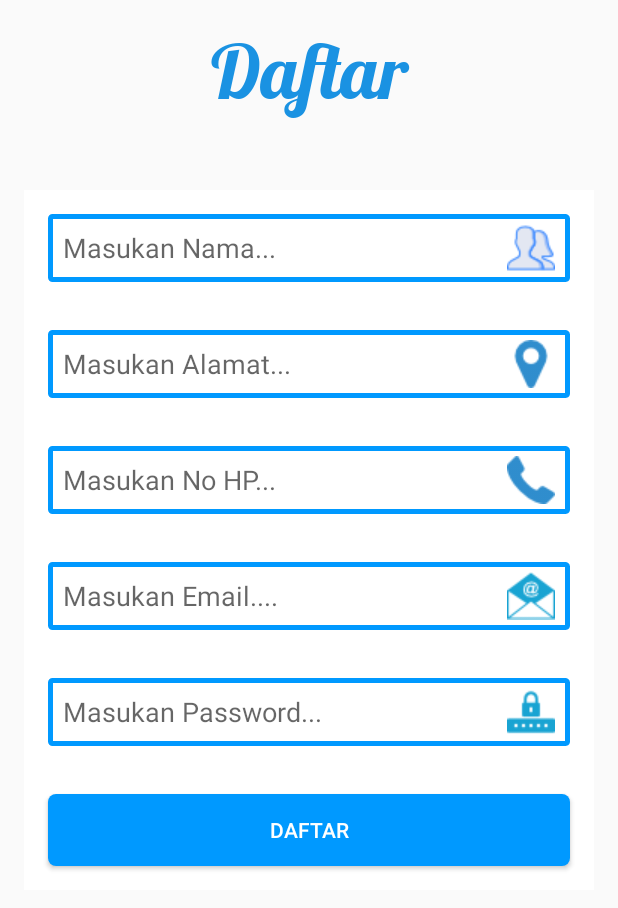
After one commit to Effendy48/Laundry_Online, an Android app: the Daftar screen opened directly, with no data from a screen before it, on a phone screen of 412 x 824 dp. The commit adds this screen. Shown: the top 908 px of the screen. Run offline under Robolectric (Android 15) with nearby library versions, the phone set to English and light mode, and no system bars.

Commit message:
Tambah Form Daftar

```diff
--- a/app/build.gradle
+++ b/app/build.gradle
@@ -20,7 +20,7 @@ android {
 }
 
 dependencies {
-    compile fileTree(dir: 'libs', include: ['*.jar'])
+    compile fileTree(include: ['*.jar'], dir: 'libs')
     androidTestCompile('com.android.support.test.espresso:espresso-core:2.2.2', {
         exclude group: 'com.android.support', module: 'support-annotations'
     })
--- /dev/null
+++ b/app/src/main/java/com/jkt48/vbast/laundry_online/Daftar.java
@@ -0,0 +1,22 @@
+package com.jkt48.vbast.laundry_online;
+
+import android.graphics.Typeface;
+import android.support.v7.app.AppCompatActivity;
+import android.os.Bundle;
+import android.widget.TextView;
+
+public class Daftar extends AppCompatActivity {
+    TextView txtDaftar;
+    Typeface Lobster;
+    @Override
+    protected void onCreate(Bundle savedInstanceState) {
+        super.onCreate(savedInstanceState);
+        setContentView(R.layout.activity_daftar);
+
+        getSupportActionBar().hide();
+
+        Lobster = Typeface.createFromAsset(getAssets(),"Lobster.ttf");
+        txtDaftar = (TextView)findViewById(R.id.txt_title_daftar);
+        txtDaftar.setTypeface(Lobster);
+    }
+}
--- /dev/null
+++ b/app/src/main/res/layout/activity_daftar.xml
@@ -0,0 +1,118 @@
+<?xml version="1.0" encoding="utf-8"?>
+<ScrollView android:layout_height="wrap_content"
+    android:layout_width="match_parent"
+    xmlns:android="http://schemas.android.com/apk/res/android">
+<LinearLayout xmlns:android="http://schemas.android.com/apk/res/android"
+    xmlns:app="http://schemas.android.com/apk/res-auto"
+    xmlns:tools="http://schemas.android.com/tools"
+    android:layout_width="match_parent"
+    android:layout_height="match_parent"
+    android:orientation="vertical"
+    tools:context="com.jkt48.vbast.laundry_online.Daftar">
+    <TextView
+        android:id="@+id/txt_title_daftar"
+        android:text="Daftar"
+        android:gravity="center"
+        android:layout_margin="@dimen/margin_horizontal"
+        android:textColor="@color/colorAccent"
+        android:textSize="50sp"
+        android:layout_width="match_parent"
+        android:layout_height="wrap_content" />
+    <RelativeLayout
+        android:layout_width="match_parent"
+        android:layout_marginTop="20dp"
+        android:layout_marginLeft="@dimen/margin_horizontal"
+        android:layout_marginRight="@dimen/margin_horizontal"
+        android:background="#fff"
+        android:layout_height="wrap_content">
+        <EditText
+            android:id="@+id/et_daftar_nama"
+            android:layout_width="match_parent"
+            android:layout_height="45dp"
+            android:padding="10dp"
+            android:inputType="text"
+            android:background="@drawable/textbox_design"
+            android:layout_margin="@dimen/margin_horizontal"
+            android:drawableRight="@drawable/user"
+            android:drawablePadding="10dp"
+            android:hint="Masukan Nama..."
+            />
+        <EditText
+            android:id="@+id/et_daftar_alamat"
+            android:layout_width="match_parent"
+            android:layout_height="45dp"
+            android:padding="10dp"
+            android:drawablePadding="10dp"
+            android:drawableRight="@drawable/mapmarker"
+            android:layout_below="@id/et_daftar_nama"
+            android:background="@drawable/textbox_design"
+            android:layout_margin="@dimen/margin_horizontal"
+            android:hint="Masukan Alamat..."
+            android:inputType="textAutoComplete"
+            />
+        <EditText
+            android:id="@+id/et_daftar_no_hp"
+            android:layout_width="match_parent"
+            android:layout_height="45dp"
+            android:padding="10dp"
+            android:background="@drawable/textbox_design"
+            android:layout_margin="@dimen/margin_horizontal"
+            android:drawableRight="@drawable/phonereceiver"
+            android:drawablePadding="10dp"
+            android:inputType="number"
+            android:hint="Masukan No HP..."
+            android:layout_below="@id/et_daftar_alamat"
+            />
+        <EditText
+            android:id="@+id/et_daftar_email"
+            android:layout_margin="@dimen/margin_horizontal"
+            android:layout_width="match_parent"
+            android:drawableRight="@drawable/email"
+            android:padding="10dp"
+            android:drawablePadding="10dp"
+            android:hint="Masukan Email...."
+            android:inputType="textEmailAddress"
+            android:background="@drawable/textbox_design"
+            android:layout_height="45dp"
+            android:layout_below="@id/et_daftar_no_hp"
+            />
+        <EditText
+            android:id="@+id/et_daftar_password"
+            android:background="@drawable/textbox_design"
+            android:layout_width="match_parent"
+            android:layout_height="45dp"
+            android:padding="10dp"
+            android:inputType="textPassword"
+            android:hint="Masukan Password..."
+            android:drawablePadding="10dp"
+            android:layout_margin="@dimen/margin_horizontal"
+            android:drawableRight="@drawable/password"
+            android:layout_below="@id/et_daftar_email"
+            />
+
+    </RelativeLayout>
+    <RelativeLayout
+        android:layout_width="match_parent"
+        android:layout_marginLeft="@dimen/margin_horizontal"
+        android:layout_marginRight="@dimen/margin_horizontal"
+        android:background="#fff"
+        android:layout_height="wrap_content">
+
+        <Button
+            android:id="@+id/btn_daftar"
+            android:layout_width="match_parent"
+            android:layout_height="wrap_content"
+            android:layout_alignParentTop="true"
+            android:layout_margin="@dimen/margin_horizontal"
+            android:layout_centerHorizontal="true"
+            android:layout_gravity="bottom"
+            android:layout_marginLeft="@dimen/margin_horizontal"
+            android:layout_marginRight="@dimen/margin_horizontal"
+            android:layout_marginTop="29dp"
+            android:background="@drawable/radius_button"
+            android:text="Daftar"
+            android:textColor="@color/colorPrimary" />
+
+    </RelativeLayout>
+</LinearLayout>
+</ScrollView>
--- a/app/src/main/res/layout/activity_login.xml
+++ b/app/src/main/res/layout/activity_login.xml
@@ -69,7 +69,7 @@
             android:textColor="@color/colorPrimary" />
 
         <TextView
-            android:id="@+id/btn_daftar"
+            android:id="@+id/et_daftar"
             android:layout_width="200dp"
             android:layout_height="wrap_content"
             android:layout_alignEnd="@+id/btn_masuk"
```
Also changed, not shown: app/src/main/AndroidManifest.xml (+10 -9 lines), app/src/main/java/com/jkt48/vbast/laundry_online/Login.java (+10 -1 lines), app/src/main/res/drawable/badge_item_count.xml (added, +17 -0 lines), app/src/main/res/layout/activity_main.xml (+30 -11 lines), app/src/main/res/drawable/clothes.png (added), app/src/main/res/drawable/equality.png (added), app/src/main/res/drawable/laundry.png (added), app/src/main/res/drawable/mapmarker.png (added), app/src/main/res/drawable/phonereceiver.png (added), app/src/main/res/drawable/squeeze.png (added), app/src/main/res/drawable/user.png (added).
